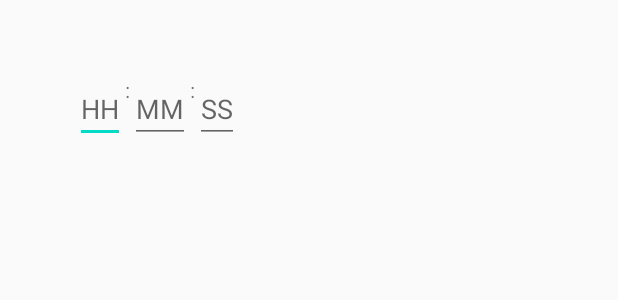
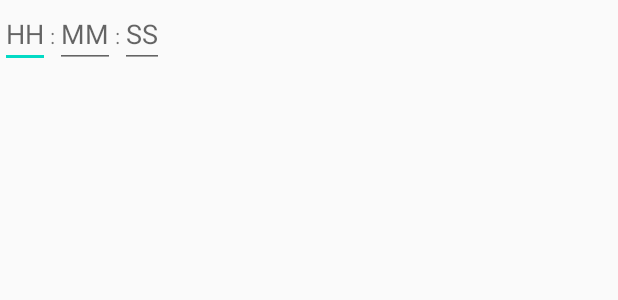
Before and after one commit to aayush-meshram/clockplus, an Android app: the layout dialog_frag.xml on its own in the app's theme, with its tools: preview values and no code run, on a phone screen of 412 x 824 dp. Shown: the top 300 px of the screen. Run offline under Robolectric (Android 15) with nearby library versions, the phone set to English and light mode, and no system bars.

```diff
--- a/app/src/main/res/layout/dialog_frag.xml
+++ b/app/src/main/res/layout/dialog_frag.xml
@@ -1,22 +1,7 @@
 <?xml version="1.0" encoding="utf-8"?>
-<RelativeLayout xmlns:android="http://schemas.android.com/apk/res/android"
+<LinearLayout xmlns:android="http://schemas.android.com/apk/res/android"
     android:layout_width="match_parent"
-    android:layout_height="match_parent"
-    android:padding="50dp">
-
-    <TextView
-        android:id="@+id/one"
-        android:layout_width="wrap_content"
-        android:layout_height="wrap_content"
-        android:text=":"
-        android:layout_toRightOf="@id/hours"/>
-
-    <TextView
-        android:id="@+id/two"
-        android:layout_width="wrap_content"
-        android:layout_height="wrap_content"
-        android:text=":"
-        android:layout_toRightOf="@id/minutes"/>
+    android:layout_height="match_parent">
 
     <EditText
         android:id="@+id/hours"
@@ -24,12 +9,26 @@
         android:layout_height="wrap_content"
         android:hint="HH" />
 
+    <TextView
+        android:id="@+id/two"
+        android:layout_width="wrap_content"
+        android:layout_height="wrap_content"
+        android:layout_toRightOf="@id/minutes"
+        android:text=":" />
+
     <EditText
         android:id="@+id/minutes"
         android:layout_width="wrap_content"
         android:layout_height="wrap_content"
         android:hint="MM"
         android:layout_toRightOf="@id/one"/>
+
+    <TextView
+        android:id="@+id/one"
+        android:layout_width="wrap_content"
+        android:layout_height="wrap_content"
+        android:layout_toRightOf="@id/hours"
+        android:text=":" />
 
     <EditText
         android:id="@+id/seconds"
@@ -39,4 +38,4 @@
         android:layout_toRightOf="@id/two"/>
 
 
-</RelativeLayout>
+</LinearLayout>
```
Also changed, not shown: app/src/main/java/com/myapp/clock/AlarmFragment.java (+7 -16 lines), app/src/main/java/com/myapp/clock/AlarmReciever.java (+9 -3 lines), app/src/main/java/com/myapp/clock/MainActivity.java (+20 -1 lines), app/src/main/java/com/myapp/clock/MyDialog.java (+67 -35 lines), app/src/main/java/com/myapp/clock/TimerFragment.java (+29 -2 lines).
